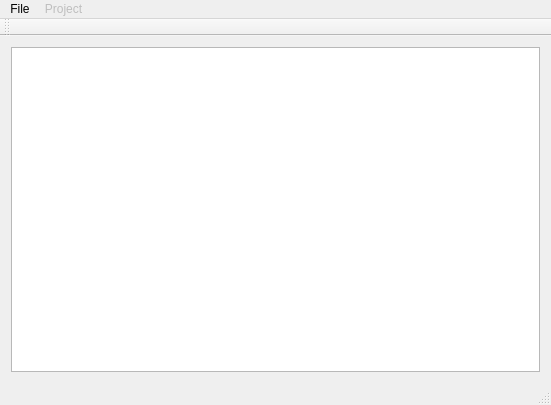
Before: the Qt Designer form wmainwindow.ui in powerpaul17/qAPV, drawn with Qt 5.
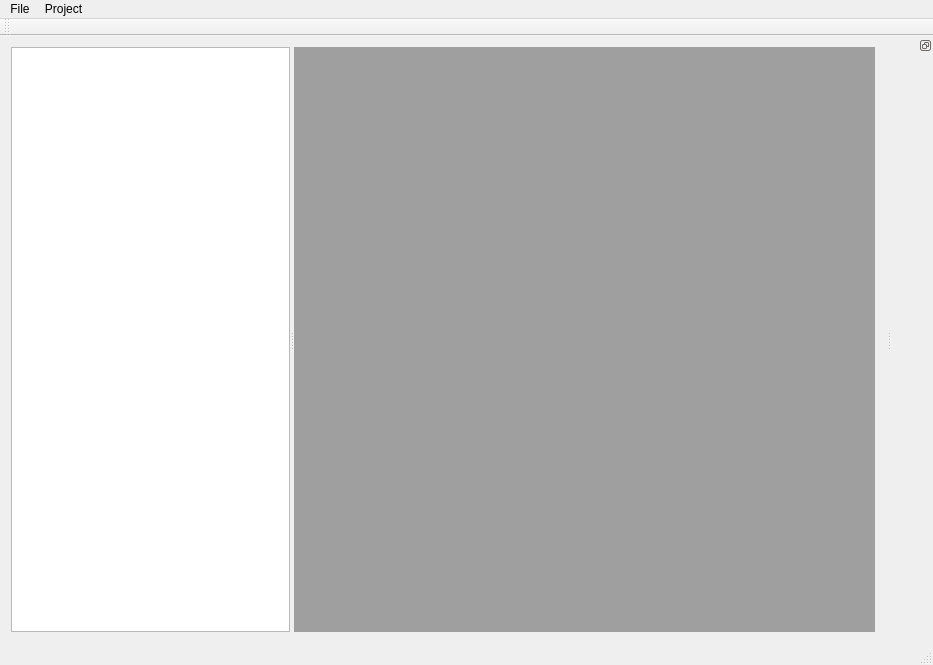
After: the same form once the commit is applied. Custom widgets are drawn as their Qt base class.

```diff
--- a/wmainwindow.ui
+++ b/wmainwindow.ui
@@ -6,17 +6,48 @@
    <rect>
     <x>0</x>
     <y>0</y>
-    <width>551</width>
-    <height>405</height>
+    <width>933</width>
+    <height>665</height>
    </rect>
   </property>
   <property name="windowTitle">
    <string>WMainWindow</string>
   </property>
   <widget class="QWidget" name="centralWidget">
-   <layout class="QHBoxLayout" name="horizontalLayout">
+   <layout class="QVBoxLayout" name="verticalLayout">
     <item>
-     <widget class="QProjectTreeView" name="treeView"/>
+     <widget class="QSplitter" name="splitter">
+      <property name="sizePolicy">
+       <sizepolicy hsizetype="Expanding" vsizetype="Expanding">
+        <horstretch>0</horstretch>
+        <verstretch>0</verstretch>
+       </sizepolicy>
+      </property>
+      <property name="orientation">
+       <enum>Qt::Horizontal</enum>
+      </property>
+      <widget class="QProjectTreeView" name="treeView"/>
+      <widget class="QMdiArea" name="mdiArea">
+       <property name="viewMode">
+        <enum>QMdiArea::TabbedView</enum>
+       </property>
+       <property name="documentMode">
+        <bool>true</bool>
+       </property>
+       <property name="tabsClosable">
+        <bool>true</bool>
+       </property>
+       <property name="tabsMovable">
+        <bool>true</bool>
+       </property>
+       <property name="tabShape">
+        <enum>QTabWidget::Triangular</enum>
+       </property>
+       <property name="tabPosition">
+        <enum>QTabWidget::South</enum>
+       </property>
+      </widget>
+     </widget>
     </item>
    </layout>
   </widget>
@@ -25,7 +56,7 @@
     <rect>
      <x>0</x>
      <y>0</y>
-     <width>551</width>
+     <width>933</width>
      <height>22</height>
     </rect>
    </property>
@@ -45,7 +76,7 @@
    </widget>
    <widget class="QMenu" name="menuProject">
     <property name="enabled">
-     <bool>false</bool>
+     <bool>true</bool>
     </property>
     <property name="title">
      <string>Project</string>
@@ -63,6 +94,15 @@
    </attribute>
   </widget>
   <widget class="QStatusBar" name="statusBar"/>
+  <widget class="QDockWidget" name="dockWidget">
+   <property name="features">
+    <set>QDockWidget::DockWidgetFloatable</set>
+   </property>
+   <attribute name="dockWidgetArea">
+    <number>2</number>
+   </attribute>
+   <widget class="QWidget" name="dockWidgetContents"/>
+  </widget>
   <action name="actionNew_project">
    <property name="text">
     <string>New project</string>
```
Left out of the diff: 12 changed lines with no effect on the pictures.
